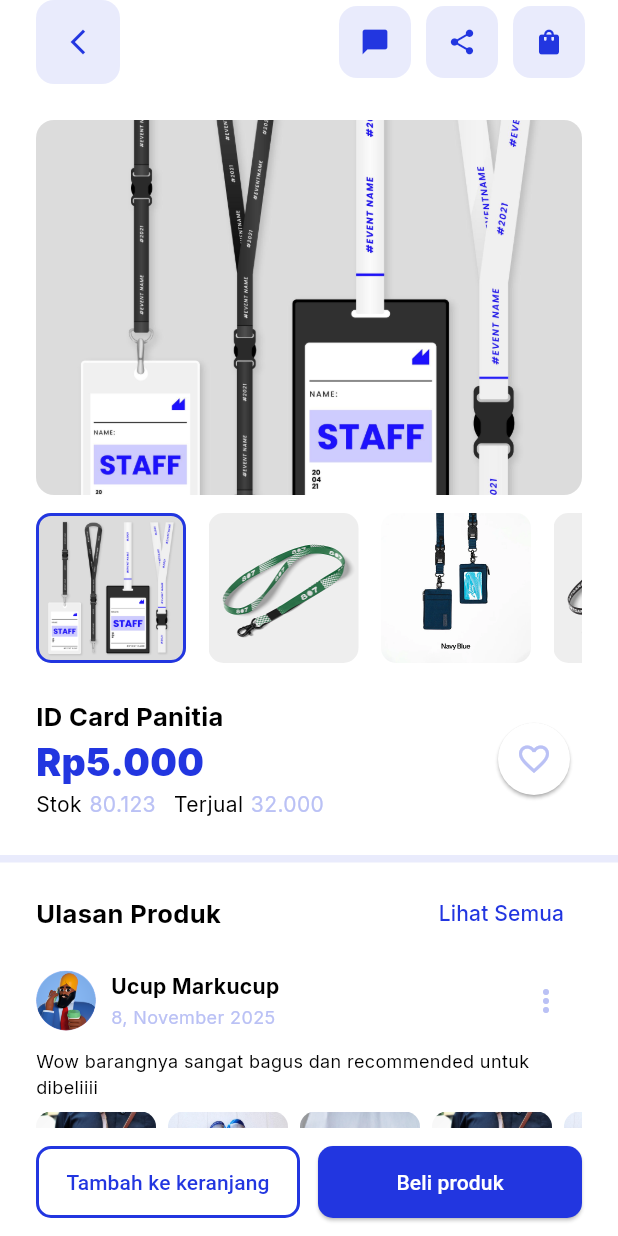
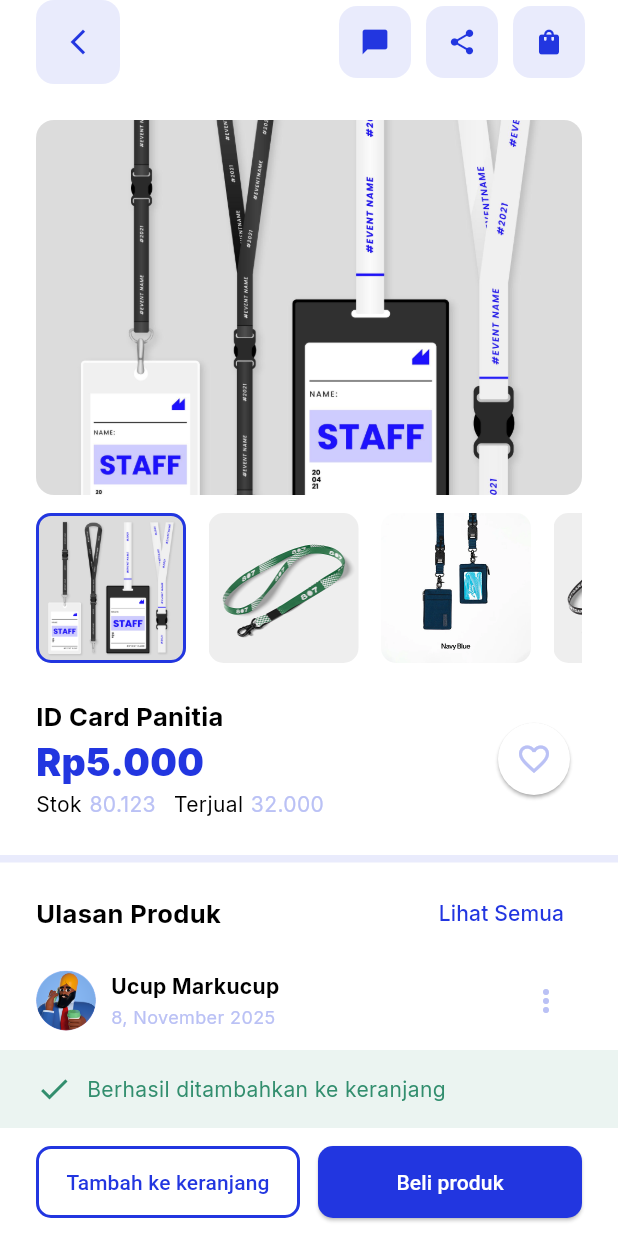
Before and after one commit to DonzKrieg/DesignPlus, a Flutter app: the ProductDetailPage screen opened directly, after a tap on "Tambah ke keranjang", on a phone screen of 412 x 824 dp. Run offline on Flutter 3.47's test engine with Material 3 defaults, Android fonts, the phone set to English and light mode, and no system bars; our stand-ins replace google_fonts, smooth_page_indicator.

Commit message:
final commit

```diff
--- a/lib/main.dart
+++ b/lib/main.dart
@@ -3,9 +3,9 @@ import 'package:designplus/pages/home_page.dart';
 import 'package:designplus/pages/login_page.dart';
 import 'package:designplus/pages/main_page.dart';
 import 'package:designplus/pages/onboarding_page.dart';
-import 'package:designplus/pages/product_detail_page.dart';
 import 'package:designplus/pages/product_page.dart';
 import 'package:designplus/pages/profile_page.dart';
+import 'package:designplus/pages/register_page.dart';
 import 'package:designplus/pages/splash_page.dart';
 import 'package:designplus/pages/notification_page.dart';
 import 'package:flutter/material.dart';
@@ -22,7 +22,7 @@ class MyApp extends StatelessWidget {
     return MaterialApp(
       debugShowCheckedModeBanner: false,
       routes: {
-        '/': (context) => MainPage(),
+        '/': (context) => SplashPage(),
         '/onboarding': (context) => OnboardingPage(),
         '/login': (context) => LoginPage(),
         '/main': (context) => MainPage(),
--- a/lib/pages/product_detail_page.dart
+++ b/lib/pages/product_detail_page.dart
@@ -225,6 +225,11 @@ class _ProductDetailPageState extends State<ProductDetailPage> {
                   avatarImg: 'assets/images/beben.png',
                   reviewMsg: 'Produknya keren pak xixixi',
                 ),
+                ReviewCard(
+                  username: 'Beben Silalahi',
+                  avatarImg: 'assets/images/beben.png',
+                  reviewMsg: 'Bhapp... jujurr keren dul',
+                ),
               ],
             ),
           ],
@@ -332,7 +337,24 @@ class _ProductDetailPageState extends State<ProductDetailPage> {
                       borderRadius: BorderRadiusGeometry.circular(10),
                     ),
                   ),
-                  onPressed: () {},
+                  onPressed: () {
+                    ScaffoldMessenger.of(context).showSnackBar(
+                      SnackBar(
+                        backgroundColor: Color(0xFFEBF4F1),
+                        content: Row(
+                          children: [
+                            Icon(Icons.check, color: kPositiveColor),
+                            SizedBox(width: 10),
+                            Text(
+                              'Berhasil ditambahkan ke keranjang',
+                              style: positiveTextStyle,
+                            ),
+                          ],
+                        ),
+                        duration: Duration(milliseconds: 1800),
+                      ),
+                    );
+                  },
                   child: Text(
                     'Tambah ke keranjang',
                     style: TextStyle(color: kPrimaryColor),
```
